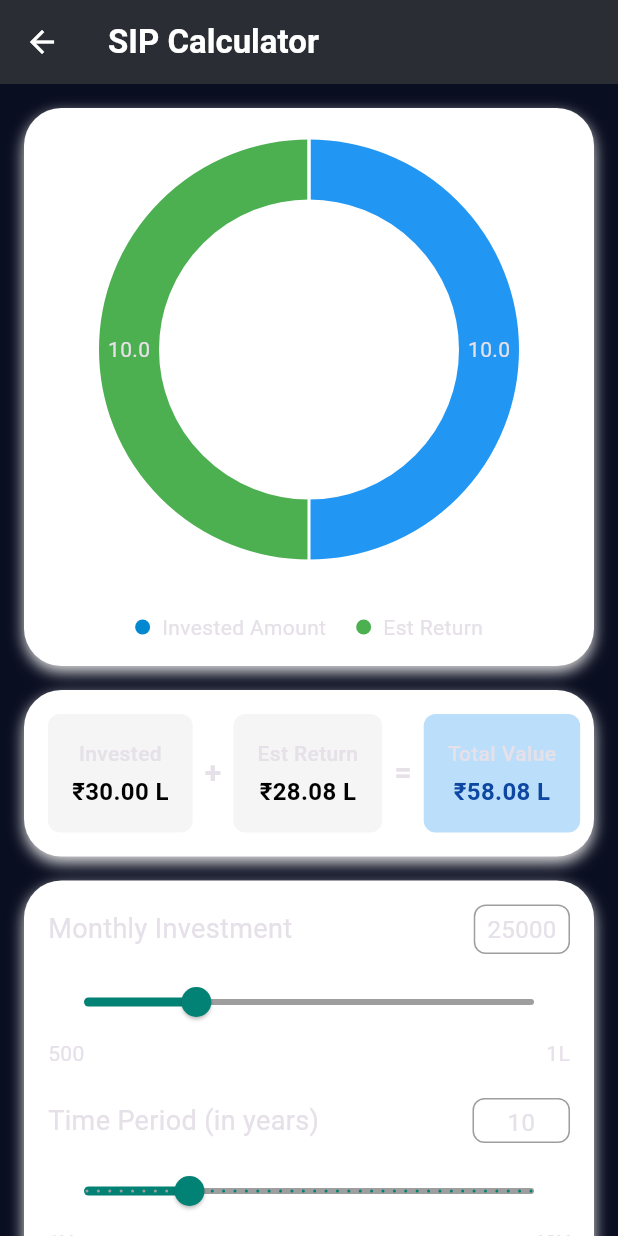
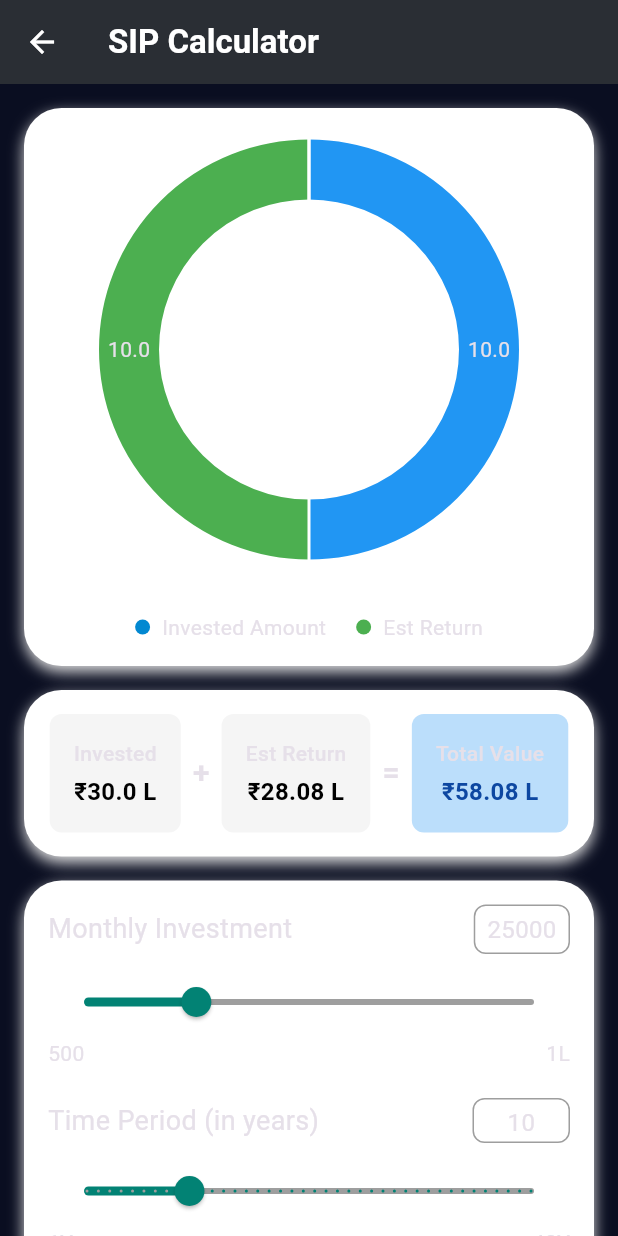
Before and after one commit to Paul-sharon/Funds-Genie, a Flutter app: the SIPCalculatorScreen screen opened directly, on a phone screen of 412 x 824 dp. Run offline on Flutter 3.47's test engine with Material 3 defaults, Android fonts, the phone set to English and light mode, and no system bars; drawn by our look-alikes of fl_chart.

Commit message:
SIPCalculator Completed with Adjusted Renderflow yeah!

```diff
--- a/lib/More/SIPCalculator.dart
+++ b/lib/More/SIPCalculator.dart
@@ -123,7 +123,7 @@ class InvestmentSummary extends StatelessWidget {
     return Row(
       mainAxisAlignment: MainAxisAlignment.center,
       children: [
-        _buildValueSection('Invested', '₹30.00 L'),
+        _buildValueSection('Invested', '₹30.0 L'),
         const Padding(
           padding: EdgeInsets.symmetric(horizontal: 8.0),
           child: Text('+', style: TextStyle(fontSize: 20, fontWeight: FontWeight.bold)),
```
